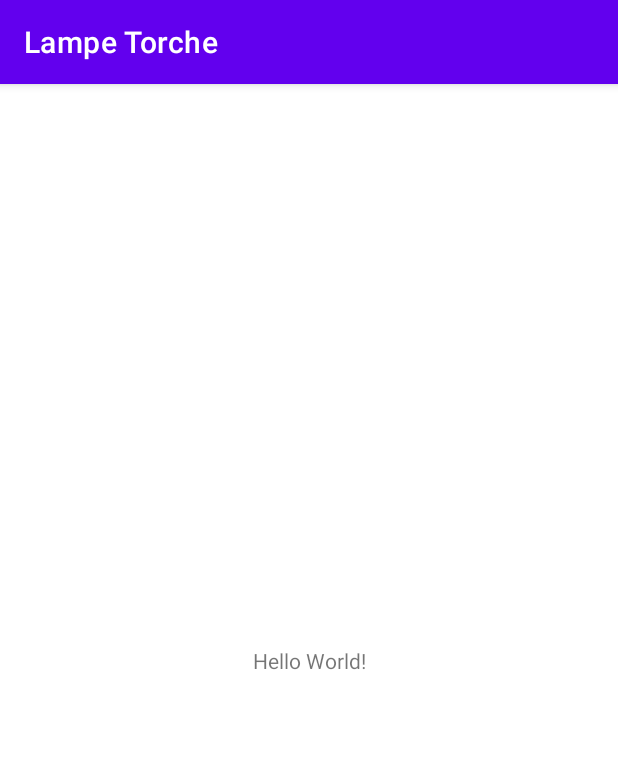
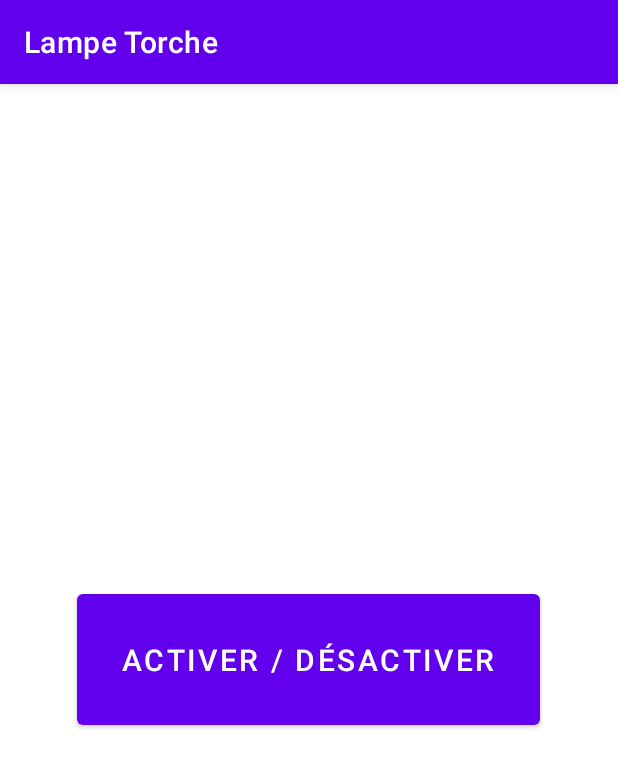
Before and after one commit to Alexandre-Vernet/Lampe_Torche, an Android app: the screen it shows after launch (MainActivity), on a phone screen of 412 x 824 dp. Shown: the top 768 px of the screen. Run offline under Robolectric (Android 15) with nearby library versions, the phone set to English and light mode, and no system bars.

Commit message:
Active la lampe torche au clic du bouton

```diff
--- a/app/src/main/java/com/ynov/vernet/lampetorche/MainActivity.java
+++ b/app/src/main/java/com/ynov/vernet/lampetorche/MainActivity.java
@@ -7,14 +7,20 @@ import android.hardware.camera2.CameraAccessException;
 import android.hardware.camera2.CameraManager;
 import android.os.Build;
 import android.os.Bundle;
+import android.widget.Button;
 
 public class MainActivity extends AppCompatActivity {
+
+    Button btnLampeTorche;
 
     @Override
     protected void onCreate(Bundle savedInstanceState) {
         super.onCreate(savedInstanceState);
         setContentView(R.layout.activity_main);
 
+        btnLampeTorche = findViewById(R.id.btnLampeTorche);
+
+        btnLampeTorche.setOnClickListener(v -> {
             if (Build.VERSION.SDK_INT >= Build.VERSION_CODES.M) {
                 CameraManager camManager = (CameraManager) getSystemService(Context.CAMERA_SERVICE);
                 String cameraId = null;
@@ -25,5 +31,6 @@ public class MainActivity extends AppCompatActivity {
                     e.printStackTrace();
                 }
             }
+        });
     }
 }
--- a/app/src/main/res/layout/activity_main.xml
+++ b/app/src/main/res/layout/activity_main.xml
@@ -1,18 +1,19 @@
 <?xml version="1.0" encoding="utf-8"?>
-<androidx.constraintlayout.widget.ConstraintLayout xmlns:android="http://schemas.android.com/apk/res/android"
+<LinearLayout xmlns:android="http://schemas.android.com/apk/res/android"
     xmlns:app="http://schemas.android.com/apk/res-auto"
     xmlns:tools="http://schemas.android.com/tools"
     android:layout_width="match_parent"
     android:layout_height="match_parent"
+    android:gravity="center"
+    android:orientation="vertical"
     tools:context=".MainActivity">
 
-    <TextView
+    <Button
         android:layout_width="wrap_content"
         android:layout_height="wrap_content"
-        android:text="Hello World!"
-        app:layout_constraintBottom_toBottomOf="parent"
-        app:layout_constraintLeft_toLeftOf="parent"
-        app:layout_constraintRight_toRightOf="parent"
-        app:layout_constraintTop_toTopOf="parent" />
+        android:text="Activer / désactiver"
+        android:id="@+id/btnLampeTorche"
+        android:padding="30dp"
+        android:textSize="20sp"/>
 
-</androidx.constraintlayout.widget.ConstraintLayout>
+</LinearLayout>
```
Lines whose indentation alone changed are shown as unchanged.
